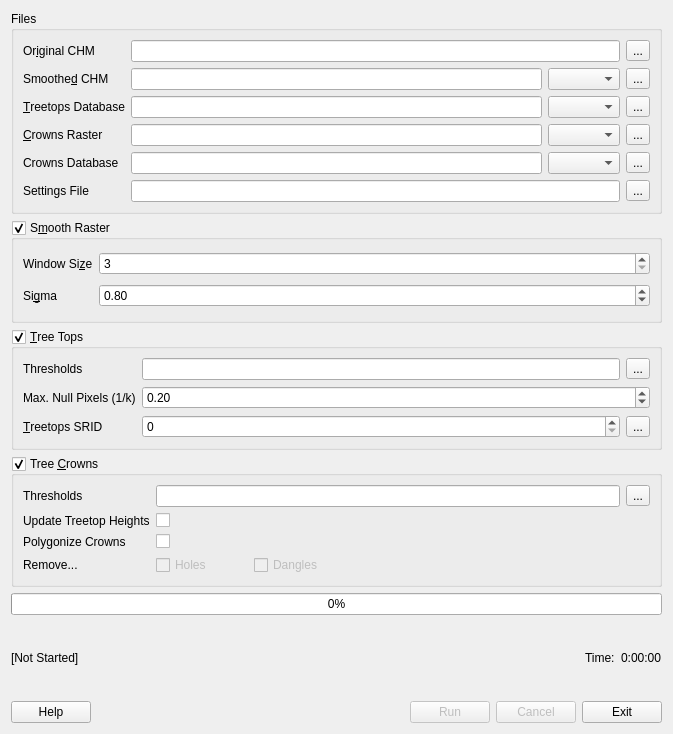
Qt form src/treetops.ui (rskelly/treetops) before a commit.
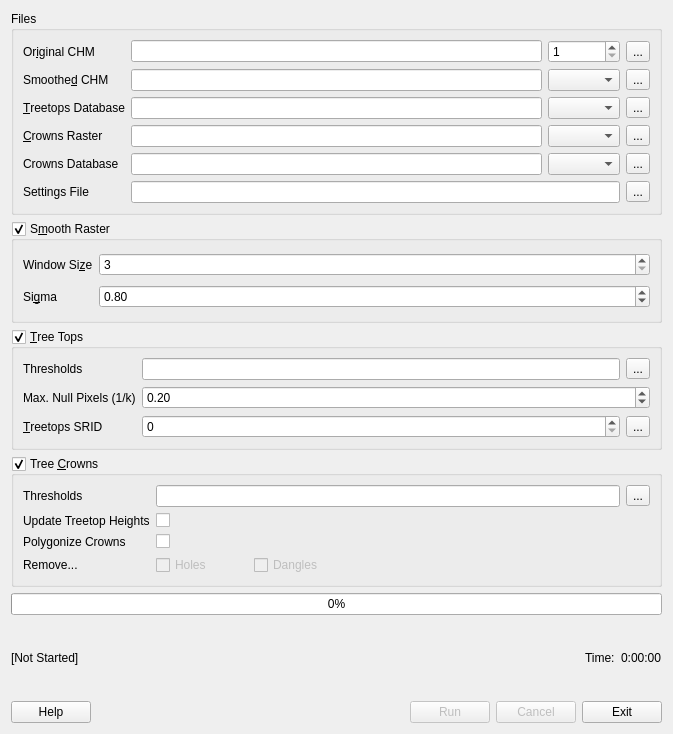
The same form after that commit.

Commit message: Added band selection on original CHM. Doc comments.

What changed in the file:
```diff
--- a/src/treetops.ui
+++ b/src/treetops.ui
@@ -52,20 +52,7 @@
         </property>
        </widget>
       </item>
-      <item row="0" column="1" colspan="2">
-       <widget class="QLineEdit" name="txtOriginalCHM">
-        <property name="mouseTracking">
-         <bool>false</bool>
-        </property>
-        <property name="acceptDrops">
-         <bool>false</bool>
-        </property>
-        <property name="clearButtonEnabled">
-         <bool>false</bool>
-        </property>
-       </widget>
-      </item>
-      <item row="2" column="3">
+      <item row="2" column="4">
        <widget class="QToolButton" name="btnTreetopsDatabase">
         <property name="mouseTracking">
          <bool>false</bool>
@@ -81,7 +68,7 @@
       <item row="3" column="2">
        <widget class="QComboBox" name="cboCrownsRasterDriver"/>
       </item>
-      <item row="1" column="3">
+      <item row="1" column="4">
        <widget class="QToolButton" name="btnSmoothedCHM">
         <property name="mouseTracking">
          <bool>false</bool>
@@ -120,7 +107,7 @@
         </property>
        </widget>
       </item>
-      <item row="0" column="3">
+      <item row="0" column="4">
        <widget class="QToolButton" name="btnOriginalCHM">
         <property name="mouseTracking">
          <bool>false</bool>
@@ -156,7 +143,7 @@
       <item row="1" column="2">
        <widget class="QComboBox" name="cboSmoothedCHMDriver"/>
       </item>
-      <item row="3" column="3">
+      <item row="3" column="4">
        <widget class="QToolButton" name="btnCrownsRaster">
         <property name="mouseTracking">
          <bool>false</bool>
@@ -227,7 +214,7 @@
         </property>
        </widget>
       </item>
-      <item row="4" column="3">
+      <item row="4" column="4">
        <widget class="QToolButton" name="btnCrownsDatabase">
         <property name="enabled">
          <bool>true</bool>
@@ -250,7 +237,7 @@
         </property>
        </widget>
       </item>
-      <item row="5" column="3">
+      <item row="5" column="4">
        <widget class="QToolButton" name="btnSettingsFile">
         <property name="text">
          <string>...</string>
@@ -260,6 +247,29 @@
       <item row="5" column="1" colspan="2">
        <widget class="QLineEdit" name="txtSettingsFile"/>
       </item>
+      <item row="0" column="1">
+       <widget class="QLineEdit" name="txtOriginalCHM">
+        <property name="mouseTracking">
+         <bool>false</bool>
+        </property>
+        <property name="acceptDrops">
+         <bool>false</bool>
+        </property>
+        <property name="clearButtonEnabled">
+         <bool>false</bool>
+        </property>
+       </widget>
+      </item>
+      <item row="0" column="2">
+       <widget class="QSpinBox" name="spnOriginalCHMBand">
+        <property name="minimum">
+         <number>1</number>
+        </property>
+        <property name="maximum">
+         <number>999</number>
+        </property>
+       </widget>
+      </item>
      </layout>
     </widget>
    </item>
```
The commit also changes 1 other file.
